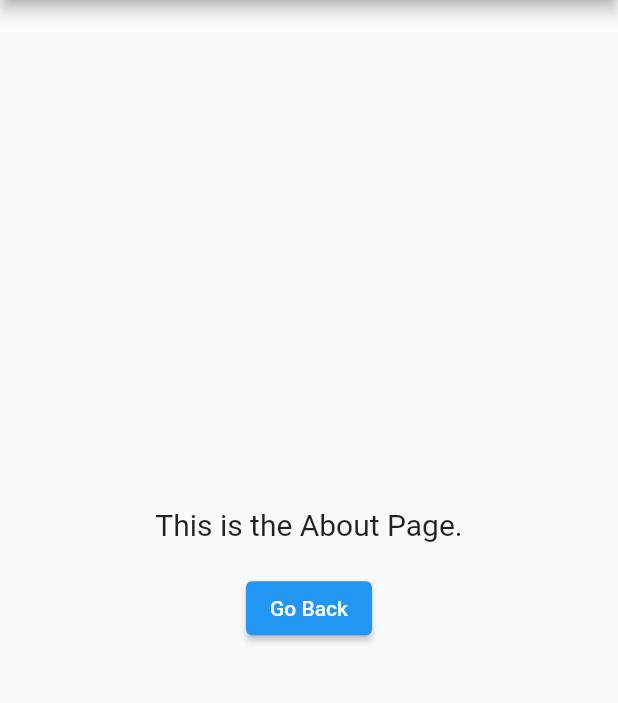
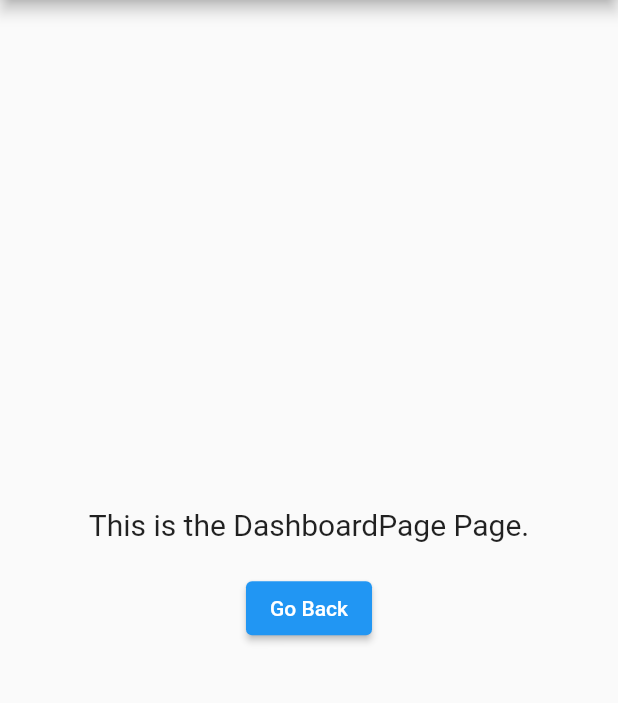
Before and after one commit to aamuzakii/arukari, a Flutter app: the screen it shows after launch, after a tap on "Sign In", on a phone screen of 412 x 824 dp, the part 84-787 px from its top. Run offline on Flutter 3.47's test engine with Material 2 defaults, Android fonts, the phone set to English and light mode, and no system bars.

Commit message:
Dashboard page

```diff
--- a/lib/main.dart
+++ b/lib/main.dart
@@ -1,3 +1,4 @@
+import 'package:arukari/pages/dashboard_page.dart';
 import 'package:arukari/pages/login_page.dart';
 import 'package:flutter/material.dart';
 
@@ -16,6 +17,7 @@ class MyApp extends StatelessWidget {
       routes: {
         '/': (context) => LoginPage(),
         '/about': (context) => const AboutPage(),
+        '/dashboard': (context) => const DashboardPage(),
       },
     );
   }
--- /dev/null
+++ b/lib/pages/dashboard_page.dart
@@ -0,0 +1,32 @@
+import 'package:flutter/material.dart';
+
+class DashboardPage extends StatelessWidget {
+  const DashboardPage({Key? key}) : super(key: key);
+
+  @override
+  Widget build(BuildContext context) {
+    return Scaffold(
+      appBar: AppBar(
+        title: const Text('About'),
+      ),
+      body: Center(
+        child: Column(
+          mainAxisAlignment: MainAxisAlignment.center,
+          children: [
+            const Text(
+              'This is the DashboardPage Page.',
+              style: TextStyle(fontSize: 20),
+            ),
+            const SizedBox(height: 20),
+            ElevatedButton(
+              onPressed: () {
+                Navigator.pop(context);
+              },
+              child: const Text('Go Back'),
+            ),
+          ],
+        ),
+      ),
+    );
+  }
+}
--- a/lib/pages/login_page.dart
+++ b/lib/pages/login_page.dart
@@ -85,7 +85,7 @@ class LoginPage extends StatelessWidget {
                 margin: const EdgeInsets.symmetric(vertical: 10),
                 child: ElevatedButton(
                   onPressed: () {
-                    Navigator.pushNamed(context, '/about');
+                    Navigator.pushNamed(context, '/dashboard');
                   },
                   style: ElevatedButton.styleFrom(
                     padding: EdgeInsets.zero,
```
